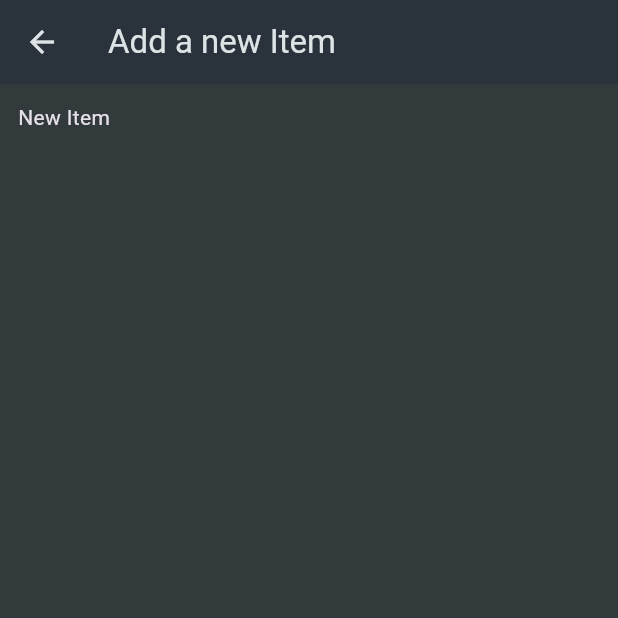
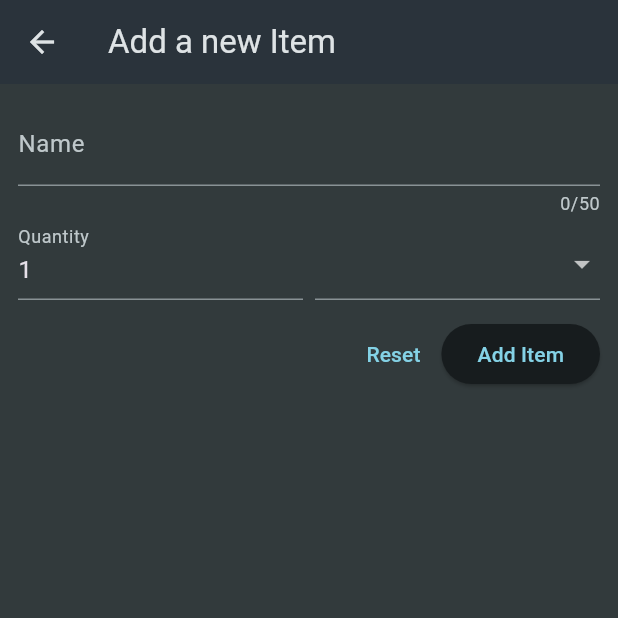
Before and after one commit to mjr2595/flutter-shopping-list, a Flutter app: the NewItem screen opened directly, on a phone screen of 412 x 824 dp, the top half of it. Run offline on Flutter 3.47's test engine with Material 3 defaults, Android fonts, the phone set to English and light mode, and no system bars.

Commit message:
Added: Form for adding new items

```diff
--- a/lib/widgets/new_item.dart
+++ b/lib/widgets/new_item.dart
@@ -1,4 +1,5 @@
 import 'package:flutter/material.dart';
+import 'package:shopping_list/data/categories.dart';
 
 class NewItem extends StatefulWidget {
   const NewItem({super.key});
@@ -14,9 +15,67 @@ class _NewItemState extends State<NewItem> {
       appBar: AppBar(
         title: const Text('Add a new Item'),
       ),
-      body: const Padding(
-        padding: EdgeInsets.all(12),
-        child: Text('New Item'),
+      body: Padding(
+        padding: const EdgeInsets.all(12),
+        child: Form(
+          child: Column(
+            children: [
+              TextFormField(
+                maxLength: 50,
+                decoration: const InputDecoration(label: Text('Name')),
+                validator: (value) {
+                  return 'Demo...';
+                },
+              ),
+              Row(
+                crossAxisAlignment: CrossAxisAlignment.end,
+                children: [
+                  Expanded(
+                    child: TextFormField(
+                      decoration:
+                          const InputDecoration(label: Text('Quantity')),
+                      initialValue: '1',
+                    ),
+                  ),
+                  const SizedBox(width: 8),
+                  Expanded(
+                    child: DropdownButtonFormField(items: [
+                      for (final category in categories.entries)
+                        DropdownMenuItem(
+                          value: category.value,
+                          child: Row(
+                            children: [
+                              Container(
+                                width: 16,
+                                height: 16,
+                                color: category.value.color,
+                              ),
+                              const SizedBox(width: 6),
+                              Text(category.value.title),
+                            ],
+                          ),
+                        )
+                    ], onChanged: (value) {}),
+                  ),
+                ],
+              ),
+              const SizedBox(height: 12),
+              Row(
+                mainAxisAlignment: MainAxisAlignment.end,
+                children: [
+                  TextButton(
+                    onPressed: () {},
+                    child: const Text('Reset'),
+                  ),
+                  ElevatedButton(
+                    onPressed: () {},
+                    child: const Text('Add Item'),
+                  )
+                ],
+              )
+            ],
+          ),
+        ),
       ),
     );
   }
```
